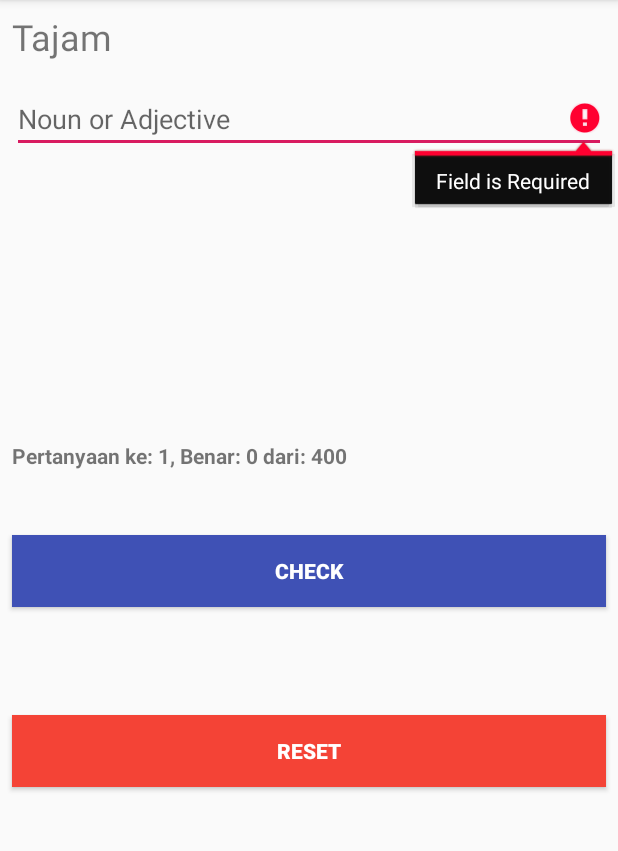
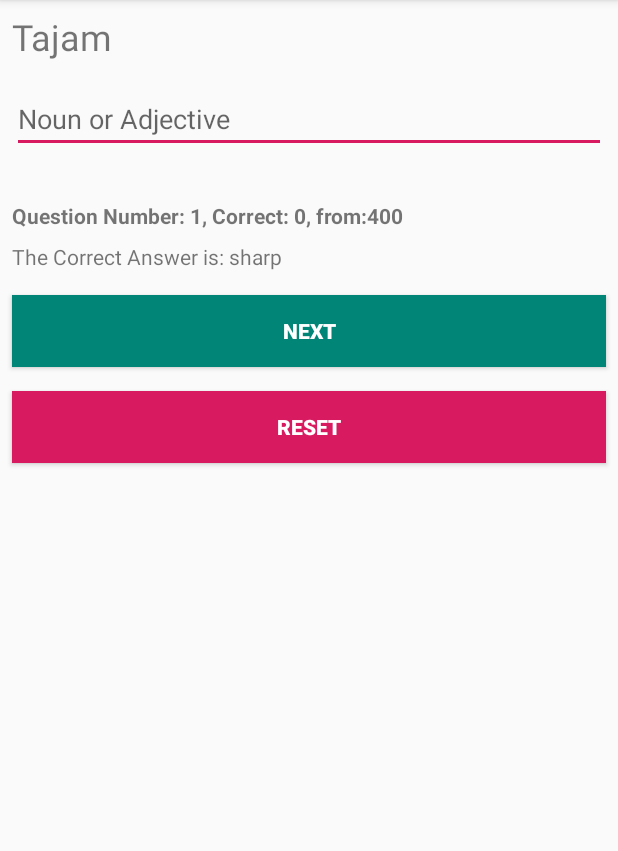
Before and after one commit to cbsanjaya/vocabulary, an Android app: the screen it shows after launch (MainActivity), after a tap on "CHECK", on a phone screen of 412 x 824 dp, the part 84-935 px from its top. Run offline under Robolectric (Android 15) with nearby library versions, the phone set to English and light mode, and no system bars.

```diff
--- a/app/src/main/java/com/cbsanjaya/vocab/MainActivity.java
+++ b/app/src/main/java/com/cbsanjaya/vocab/MainActivity.java
@@ -1,13 +1,12 @@
 package com.cbsanjaya.vocab;
 
-import androidx.appcompat.app.AppCompatActivity;
-
 import android.os.Bundle;
-import android.text.TextUtils;
 import android.view.View;
 import android.widget.Button;
 import android.widget.EditText;
 import android.widget.TextView;
+
+import androidx.appcompat.app.AppCompatActivity;
 
 public class MainActivity extends AppCompatActivity {
 
@@ -17,7 +16,7 @@ public class MainActivity extends AppCompatActivity {
     private int qScore = 0;
     private TextView mQuestion, mScore, mInfo;
     private EditText mAnswer1, mAnswer2, mAnswer3, mAnswer4;
-    private Button mCheck, mReset, mNext;
+    private Button mCheck;
 
     @Override
     protected void onCreate(Bundle savedInstanceState) {
@@ -32,20 +31,15 @@ public class MainActivity extends AppCompatActivity {
         mAnswer3 = findViewById(R.id.edAnswer3);
         mAnswer4 = findViewById(R.id.edAnswer4);
         mCheck = findViewById(R.id.btnCheck);
-        mNext = findViewById(R.id.btnNext);
-        mReset = findViewById(R.id.btnReset);
 
         updateQuestion();
     }
 
     private void updateQuestion() {
         if (qNumber < questions.gallery.size()) {
-            mCheck.setVisibility(View.VISIBLE);
-            mNext.setVisibility(View.INVISIBLE);
-
             currentVocab = questions.gallery.get(qNumber);
             mQuestion.setText(currentVocab.getBahasa());
-            mInfo.setVisibility(View.INVISIBLE);
+            mInfo.setVisibility(View.GONE);
 
             mAnswer1.requestFocus();
             mAnswer1.setText("");
@@ -60,13 +54,14 @@ public class MainActivity extends AppCompatActivity {
                 mAnswer4.setVisibility(View.VISIBLE);
             } else {
                 mAnswer1.setHint(R.string.noun);
-                mAnswer2.setVisibility(View.INVISIBLE);
-                mAnswer3.setVisibility(View.INVISIBLE);
-                mAnswer4.setVisibility(View.INVISIBLE);
+                mAnswer2.setVisibility(View.GONE);
+                mAnswer3.setVisibility(View.GONE);
+                mAnswer4.setVisibility(View.GONE);
             }
-            mScore.setText("Pertanyaan ke: " + (qNumber + 1) + ", Benar: " + qScore + " dari: " + questions.gallery.size());
+
+            mScore.setText(getResources().getString(R.string.correct_info, (qNumber+1), qScore, questions.gallery.size()));
         } else {
-            mCheck.setVisibility(View.INVISIBLE);
+            mCheck.setVisibility(View.GONE);
         }
     }
 
@@ -77,30 +72,10 @@ public class MainActivity extends AppCompatActivity {
         updateQuestion();
     }
 
-    public void check(View view) {
-        if (TextUtils.isEmpty(mAnswer1.getText())) {
-            mAnswer1.setError("Field is Required");
-            return;
-        }
-
+    public void checkAnswer() {
         String lAnswer1 = mAnswer1.getText().toString().toLowerCase();
 
         if (currentVocab.isVerb()) {
-            if (TextUtils.isEmpty(mAnswer2.getText())) {
-                mAnswer2.setError("Field is Required");
-                return;
-            }
-
-            if (TextUtils.isEmpty(mAnswer3.getText())) {
-                mAnswer3.setError("Field is Required");
-                return;
-            }
-
-            if (TextUtils.isEmpty(mAnswer4.getText())) {
-                mAnswer4.setError("Field is Required");
-                return;
-            }
-
             String lAnswer2 = mAnswer2.getText().toString().toLowerCase();
             String lAnswer3 = mAnswer3.getText().toString().toLowerCase();
             String lAnswer4 = mAnswer4.getText().toString().toLowerCase();
@@ -109,31 +84,37 @@ public class MainActivity extends AppCompatActivity {
                     & lAnswer2.equals(currentVocab.getEnglish2())
                     & lAnswer3.equals(currentVocab.getEnglish3())
                     & lAnswer4.equals(currentVocab.getEnglishIng())) {
-                mInfo.setText(R.string.correct);
+                mInfo.setText(R.string.correct_answer);
                 qScore++;
             } else {
-                mInfo.setText("the Correct Answers Are: " +
-                        currentVocab.getEnglish1() + ", " +
-                        currentVocab.getEnglish2() + ", " +
-                        currentVocab.getEnglish3() + ", " +
-                        currentVocab.getEnglishIng());
+                mInfo.setText(getResources()
+                        .getString(R.string.wrong_answer,
+                                currentVocab.getEnglish1() + ", " +
+                                currentVocab.getEnglish2() + ", " +
+                                currentVocab.getEnglish3() + ", " +
+                                currentVocab.getEnglishIng()));
             }
             mInfo.setVisibility(View.VISIBLE);
         } else {
             if (lAnswer1.equals(currentVocab.getEnglish1())) {
-                mInfo.setText(R.string.correct);
+                mInfo.setText(R.string.correct_answer);
                 qScore++;
             } else {
-                mInfo.setText("the Correct Answer is: " + currentVocab.getEnglish1());
+                mInfo.setText(getResources().getString(R.string.wrong_answer, currentVocab.getEnglish1()));
             }
             mInfo.setVisibility(View.VISIBLE);
         }
-        mCheck.setVisibility(View.INVISIBLE);
-        mNext.setVisibility(View.VISIBLE);
     }
 
-    public void next(View view) {
-        qNumber++;
-        updateQuestion();
+    public void check(View view) {
+        Button button = (Button) view;
+        if (button.getText().toString().equals(getString(R.string.check))) {
+            button.setText(R.string.next);
+            checkAnswer();
+        } else {
+            qNumber++;
+            button.setText(R.string.check);
+            updateQuestion();
+        }
     }
 }
--- a/app/src/main/res/layout/activity_main.xml
+++ b/app/src/main/res/layout/activity_main.xml
@@ -18,7 +18,7 @@
         app:layout_constraintLeft_toLeftOf="parent"
         app:layout_constraintRight_toRightOf="parent"
         app:layout_constraintTop_toTopOf="parent"
-        tools:text="Pertanyaan" />
+        tools:text="Question" />
 
     <EditText
         android:id="@+id/edAnswer1"
@@ -34,7 +34,8 @@
         android:inputType="textPersonName"
         app:layout_constraintEnd_toEndOf="parent"
         app:layout_constraintStart_toStartOf="parent"
-        app:layout_constraintTop_toBottomOf="@+id/txQuestion"/>
+        app:layout_constraintTop_toBottomOf="@+id/txQuestion"
+        tools:ignore="Autofill" />
 
     <EditText
         android:id="@+id/edAnswer2"
@@ -125,7 +126,7 @@
         android:layout_marginTop="16dp"
         android:layout_marginEnd="8dp"
         android:layout_marginRight="8dp"
-        android:background="#3F51B5"
+        android:background="@color/colorPrimary"
         android:onClick="check"
         android:text="@string/check"
         android:textColor="#FFFFFF"
@@ -136,24 +137,6 @@
         app:layout_constraintTop_toBottomOf="@+id/txInfo" />
 
     <Button
-        android:id="@+id/btnNext"
-        android:layout_width="0dp"
-        android:layout_height="wrap_content"
-        android:layout_marginStart="8dp"
-        android:layout_marginLeft="8dp"
-        android:layout_marginTop="8dp"
-        android:layout_marginEnd="8dp"
-        android:layout_marginRight="8dp"
-        android:background="#06680F"
-        android:onClick="next"
-        android:text="@string/next"
-        android:textColor="#FFFFFF"
-        android:textStyle="bold"
-        app:layout_constraintEnd_toEndOf="parent"
-        app:layout_constraintStart_toStartOf="parent"
-        app:layout_constraintTop_toBottomOf="@+id/btnCheck" />
-
-    <Button
         android:id="@+id/btnReset"
         android:layout_width="0dp"
         android:layout_height="wrap_content"
@@ -162,13 +145,13 @@
         android:layout_marginTop="16dp"
         android:layout_marginEnd="8dp"
         android:layout_marginRight="8dp"
-        android:background="#F44336"
+        android:background="@color/colorAccent"
         android:onClick="reset"
         android:text="@string/reset"
         android:textColor="#FFFFFF"
         android:textStyle="bold"
         app:layout_constraintEnd_toEndOf="parent"
         app:layout_constraintStart_toStartOf="parent"
-        app:layout_constraintTop_toBottomOf="@+id/btnNext" />
+        app:layout_constraintTop_toBottomOf="@+id/btnCheck" />
 
 </androidx.constraintlayout.widget.ConstraintLayout>
--- a/app/src/main/res/values/strings.xml
+++ b/app/src/main/res/values/strings.xml
@@ -8,5 +8,7 @@
     <string name="verb_3">Verb 3</string>
     <string name="verb_ing">Verb Ing</string>
     <string name="next">Next</string>
-    <string name="correct">Correct</string>
+    <string name="correct_info">Question Number: %1$d, Correct: %2$d, from:%3$d</string>
+    <string name="correct_answer">Your Answer is Correct</string>
+    <string name="wrong_answer">The Correct Answer is: %1$s</string>
 </resources>
```
